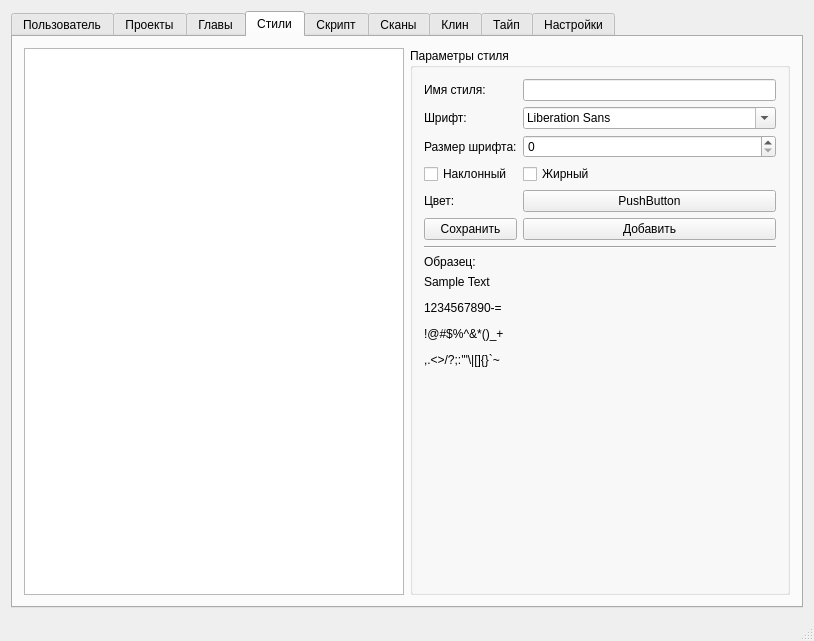
Qt form mainwindow.ui (andreili/Scanlate) before a commit.
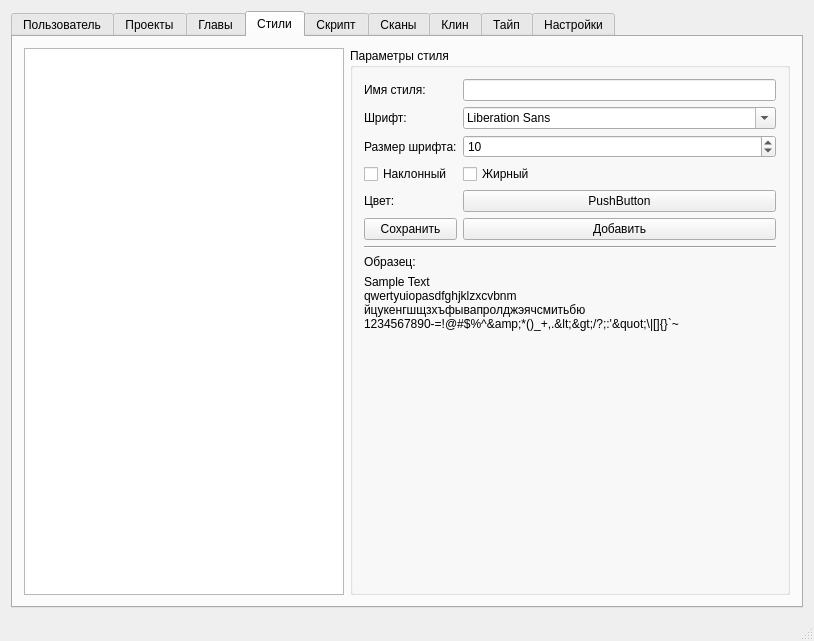
The same form after that commit.

Diff of the .ui file:
```diff
--- a/mainwindow.ui
+++ b/mainwindow.ui
@@ -171,12 +171,34 @@
         </item>
         <item>
          <widget class="QGroupBox" name="groupBox_2">
+          <property name="minimumSize">
+           <size>
+            <width>440</width>
+            <height>0</height>
+           </size>
+          </property>
+          <property name="maximumSize">
+           <size>
+            <width>440</width>
+            <height>16777215</height>
+           </size>
+          </property>
           <property name="title">
            <string>Параметры стиля</string>
           </property>
           <layout class="QGridLayout" name="gridLayout_3">
            <item row="2" column="1">
-            <widget class="QSpinBox" name="sbStyleSize"/>
+            <widget class="QSpinBox" name="sbStyleSize">
+             <property name="minimum">
+              <number>1</number>
+             </property>
+             <property name="maximum">
+              <number>200</number>
+             </property>
+             <property name="value">
+              <number>10</number>
+             </property>
+            </widget>
            </item>
            <item row="2" column="0">
             <widget class="QLabel" name="label_5">
@@ -212,7 +234,13 @@
            <item row="8" column="0" colspan="2">
             <widget class="QLabel" name="lStyleSample">
              <property name="text">
-              <string>&lt;html&gt;&lt;head/&gt;&lt;body&gt;&lt;p&gt;Sample Text&lt;/p&gt;&lt;p&gt;1234567890-=&lt;/p&gt;&lt;p&gt;!@#$%^&amp;amp;*()_+&lt;/p&gt;&lt;p&gt;,.&amp;lt;&amp;gt;/?;:'&amp;quot;\|[]{}`~&lt;/p&gt;&lt;/body&gt;&lt;/html&gt;</string>
+              <string>Sample Text
+qwertyuiopasdfghjklzxcvbnm
+йцукенгшщзхъфывапролджэячсмитьбю
+1234567890-=!@#$%^&amp;amp;*()_+,.&amp;lt;&amp;gt;/?;:'&amp;quot;\|[]{}`~</string>
+             </property>
+             <property name="wordWrap">
+              <bool>true</bool>
              </property>
             </widget>
            </item>
```
